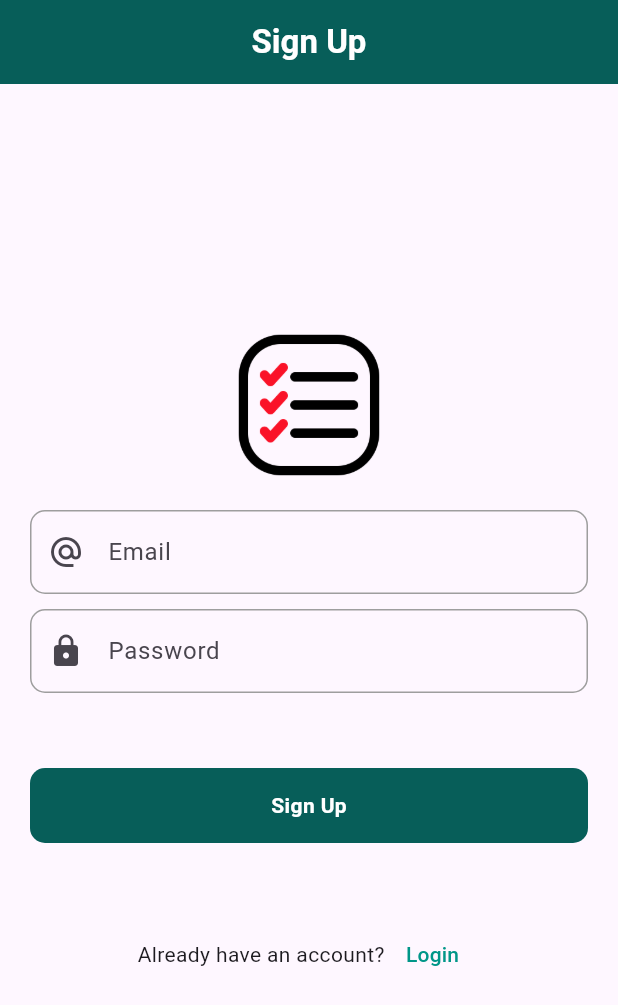
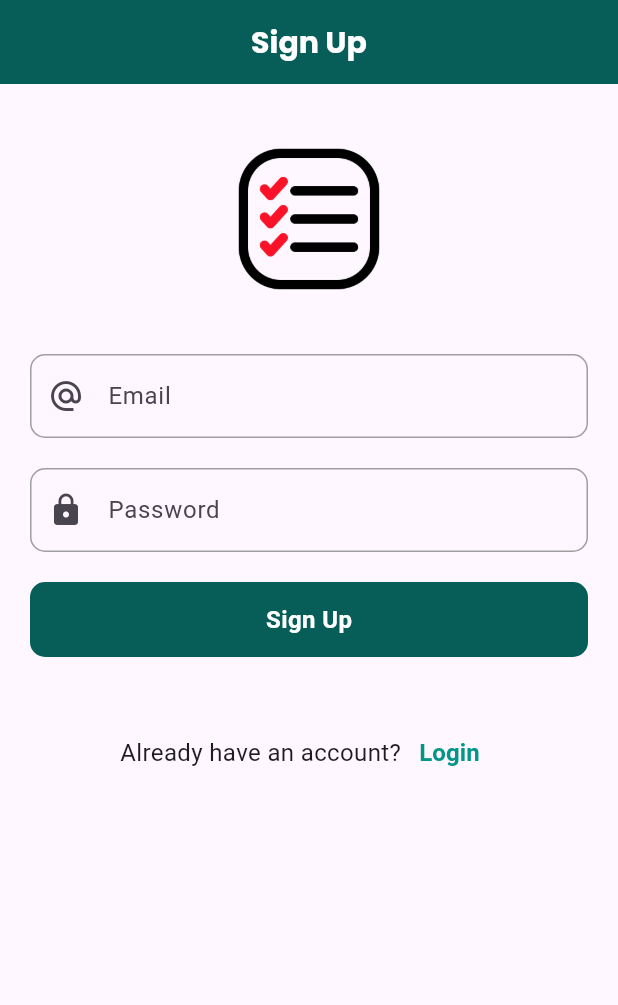
Before and after one commit to abhixen07/Todo-List-Flutter-App, a Flutter app: the screen it shows after launch, after a tap on "Login", after a tap on "Sign Up", on a phone screen of 412 x 824 dp. Shown: the top 1005 px of the screen. Run offline on Flutter 3.47's test engine with Material 3 defaults, Android fonts, the phone set to English and light mode, and no system bars; our stand-ins replace another_flushbar, cloud_firestore, firebase_auth, firebase_core, fluttertoast, get and 2 more; accounts and stored records are empty.

Commit message:
initial commit

```diff
--- a/lib/modules/auth/views/login_view.dart
+++ b/lib/modules/auth/views/login_view.dart
@@ -1,5 +1,6 @@
 import 'package:flutter/material.dart';
 import 'package:get/get.dart';
+import 'package:google_fonts/google_fonts.dart';
 import 'package:todo_list/modules/auth/controllers/login_controller.dart';
 import 'package:todo_list/modules/auth/controllers/google_login_controller.dart';
 import 'package:todo_list/modules/auth/views/signup_view.dart';
@@ -14,22 +15,32 @@ class LoginView extends GetView<LoginController> {
     return Scaffold(
       resizeToAvoidBottomInset: false,
       appBar: AppBar(
-        automaticallyImplyLeading: false,
-        title: const Center(child: Text('Login',style: TextStyle(color: Colors.white,fontWeight: FontWeight.bold),)),
+        automaticallyImplyLeading: false, // Removes the back button
         backgroundColor: const Color(0xFF075E59),
+        title: Center(
+          child: Text(
+            'Login',
+            style: GoogleFonts.poppins(
+              color: Colors.white,
+              fontWeight: FontWeight.bold,
+              fontSize: 20,
             ),
-      body: Padding(
-        padding: const EdgeInsets.symmetric(horizontal: 20),
+          ),
+        ),
+      ),
+      body: SingleChildScrollView(
+        padding: const EdgeInsets.symmetric(horizontal: 20, vertical: 40),
         child: Column(
           mainAxisAlignment: MainAxisAlignment.center,
-          crossAxisAlignment: CrossAxisAlignment.center,
+          crossAxisAlignment: CrossAxisAlignment.stretch,
           children: [
             Image.asset(
               'assets/applogo.png',
               height: 100,
               width: 100,
+              fit: BoxFit.contain,
             ),
-            const SizedBox(height: 20),
+            const SizedBox(height: 40),
             Form(
               key: controller.formKey,
               child: Column(
@@ -46,7 +57,7 @@ class LoginView extends GetView<LoginController> {
                       return null;
                     },
                   ),
-                  const SizedBox(height: 10),
+                  const SizedBox(height: 20),
                   CustomTextFormField(
                     controller: controller.passwordControllerlogin,
                     hintText: 'Password',
@@ -59,10 +70,7 @@ class LoginView extends GetView<LoginController> {
                       return null;
                     },
                   ),
-                ],
-              ),
-            ),
-            const SizedBox(height: 50),
+                  const SizedBox(height: 20),
                   RoundButton(
                     title: 'Login',
                     loading: controller.loading.value,
@@ -73,30 +81,47 @@ class LoginView extends GetView<LoginController> {
                     },
                     buttonColor: const Color(0xFF075E59),
                   ),
-            const SizedBox(height: 50),
+                ],
+              ),
+            ),
+            const SizedBox(height: 40),
             Row(
               mainAxisAlignment: MainAxisAlignment.center,
               children: [
-                const Text("Don't have an account?"),
+                Text(
+                  "Don't have an account?",
+                  style: TextStyle(fontSize: 16),
+                ),
                 TextButton(
                   onPressed: () {
                     Get.to(SignUpView());
                   },
-                    child: const Text('Sign Up',style: TextStyle(color: Colors.teal))),
+                  child: const Text(
+                    'Sign Up',
+                    style: TextStyle(
+                      color: Colors.teal,
+                      fontSize: 16,
+                      fontWeight: FontWeight.bold,
+                    ),
+                  ),
+                ),
               ],
             ),
             const SizedBox(height: 30),
             Obx(() => ElevatedButton(
               onPressed: googleController.isSigning.value ? null : googleController.signInWithGoogle,
               style: ElevatedButton.styleFrom(
+                foregroundColor: Colors.black,
                 backgroundColor: Colors.white,
                 elevation: 0,
                 shape: RoundedRectangleBorder(
                   borderRadius: BorderRadius.circular(8),
                 ),
               ),
+              child: Padding(
+                padding: const EdgeInsets.symmetric(vertical: 12),
                 child: Row(
-                mainAxisSize: MainAxisSize.min,
+                  mainAxisAlignment: MainAxisAlignment.center,
                   children: [
                     Image.asset(
                       'assets/googlelogo.png',
@@ -105,9 +130,10 @@ class LoginView extends GetView<LoginController> {
                     const SizedBox(width: 10),
                     const Text(
                       'Sign In With Google',
-                    style: TextStyle(color: Colors.black),
+                      style: TextStyle(color: Colors.black, fontSize: 16),
                     ),
                   ],
+                ),
               ),
             )),
           ],
--- a/lib/modules/auth/views/signup_view.dart
+++ b/lib/modules/auth/views/signup_view.dart
@@ -1,5 +1,6 @@
 import 'package:flutter/material.dart';
 import 'package:get/get.dart';
+import 'package:google_fonts/google_fonts.dart';
 import 'package:todo_list/modules/auth/controllers/signup_controller.dart';
 import 'package:todo_list/modules/auth/views/login_view.dart';
 import 'package:todo_list/widgets/custom_input_textfield.dart';
@@ -14,25 +15,35 @@ class SignUpView extends StatelessWidget {
     return Scaffold(
       resizeToAvoidBottomInset: false,
       appBar: AppBar(
-        automaticallyImplyLeading: false,
+        automaticallyImplyLeading: false, // Removes the back button
         backgroundColor: const Color(0xFF075E59),
-        title: const Center(child: Text('Sign Up',style: TextStyle(color: Colors.white,fontWeight: FontWeight.bold))),
+        title: Center(
+          child: Text(
+            'Sign Up',
+            style: GoogleFonts.poppins(
+              color: Colors.white,
+              fontWeight: FontWeight.bold,
+              fontSize: 20,
             ),
-      body: Padding(
-        padding: const EdgeInsets.symmetric(horizontal: 20),
-        child: Form(
-          key: formKey,
+          ),
+        ),
+      ),
+      body: SingleChildScrollView(
+        padding: const EdgeInsets.symmetric(horizontal: 20, vertical: 40),
         child: Column(
           mainAxisAlignment: MainAxisAlignment.center,
-            crossAxisAlignment: CrossAxisAlignment.center,
+          crossAxisAlignment: CrossAxisAlignment.stretch,
           children: [
             Image.asset(
               'assets/applogo.png',
               height: 100,
               width: 100,
+              fit: BoxFit.contain,
             ),
-              const SizedBox(height: 20),
-              Column(
+            const SizedBox(height: 40),
+            Form(
+              key: formKey,
+              child: Column(
                 children: [
                   CustomTextFormField(
                     controller: controller.emailControllersignup,
@@ -46,7 +57,7 @@ class SignUpView extends StatelessWidget {
                       return null;
                     },
                   ),
-                  const SizedBox(height: 10),
+                  const SizedBox(height: 20),
                   CustomTextFormField(
                     controller: controller.passwordControllersignup,
                     hintText: 'Password',
@@ -59,10 +70,8 @@ class SignUpView extends StatelessWidget {
                       return null;
                     },
                   ),
-                ],
-              ),
-              const SizedBox(height: 50),
-              Obx(() => RoundButton(
+                  const SizedBox(height: 20),
+                  RoundButton(
                     title: 'Sign Up',
                     loading: controller.loading.value,
                     onTap: () {
@@ -71,24 +80,36 @@ class SignUpView extends StatelessWidget {
                       }
                     },
                     buttonColor: const Color(0xFF075E59),
-              )),
-              const SizedBox(height: 50),
+                  ),
+                ],
+              ),
+            ),
+            const SizedBox(height: 40),
             Row(
               mainAxisAlignment: MainAxisAlignment.center,
               children: [
-                  const Text("Already have an account?"),
+                Text(
+                  "Already have an account?",
+                  style: TextStyle(fontSize: 16),
+                ),
                 TextButton(
                   onPressed: () {
                     Get.to(LoginView());
                   },
-                    child: const Text('Login',style: TextStyle(color: Colors.teal)),
+                  child: const Text(
+                    'Login',
+                    style: TextStyle(
+                      color: Colors.teal,
+                      fontSize: 16,
+                      fontWeight: FontWeight.bold,
+                    ),
+                  ),
                 ),
               ],
             ),
           ],
         ),
       ),
-      ),
     );
   }
 }
--- a/lib/pages/splash_screen.dart
+++ b/lib/pages/splash_screen.dart
@@ -38,7 +38,7 @@ class SplashScreen extends StatelessWidget {
                 Center(
                   child: Text(
                     'Todo List',
-                    style: GoogleFonts.aclonica(
+                    style: GoogleFonts.inknutAntiqua(
                       fontSize: 40,
                       color: Colors.white,
                     ),
--- a/lib/widgets/round_button.dart
+++ b/lib/widgets/round_button.dart
@@ -46,6 +46,7 @@ class RoundButton extends StatelessWidget {
             style: TextStyle(
               color: Colors.white, // Set text color to black
               fontWeight: FontWeight.bold, // Set text to bold
+              fontSize: 16
             ),
           ),
         ),
```
Also changed, not shown: lib/modules/auth/views/add_task_view.dart (+49 -13 lines), lib/modules/auth/views/task_management_view.dart (+84 -19 lines). Lines whose indentation alone changed are shown as unchanged.
